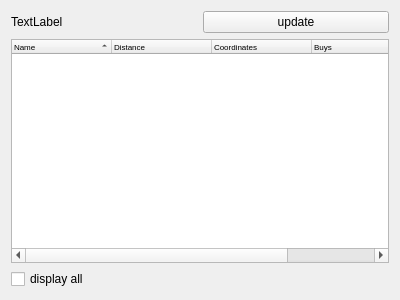
This is searchresultwidget.ui in cre4ture/minutor-1 as Qt 5 draws it before an edit. The edited form follows.
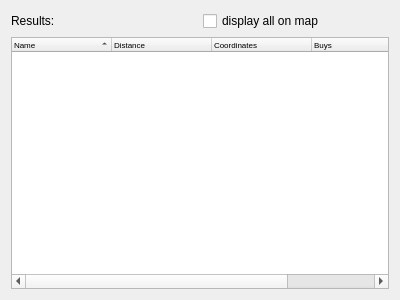
This is the edited form.

Patch:
```diff
--- a/searchresultwidget.ui
+++ b/searchresultwidget.ui
@@ -19,14 +19,14 @@
      <item>
       <widget class="QLabel" name="lbl_location">
        <property name="text">
-        <string>TextLabel</string>
+        <string>Results:</string>
        </property>
       </widget>
      </item>
      <item>
-      <widget class="QPushButton" name="btn_update">
+      <widget class="QCheckBox" name="check_display_all">
        <property name="text">
-        <string>update</string>
+        <string>display all on map</string>
        </property>
       </widget>
      </item>
@@ -69,13 +69,6 @@
      </column>
     </widget>
    </item>
-   <item>
-    <widget class="QCheckBox" name="check_display_all">
-     <property name="text">
-      <string>display all</string>
-     </property>
-    </widget>
-   </item>
   </layout>
  </widget>
  <resources/>
```
